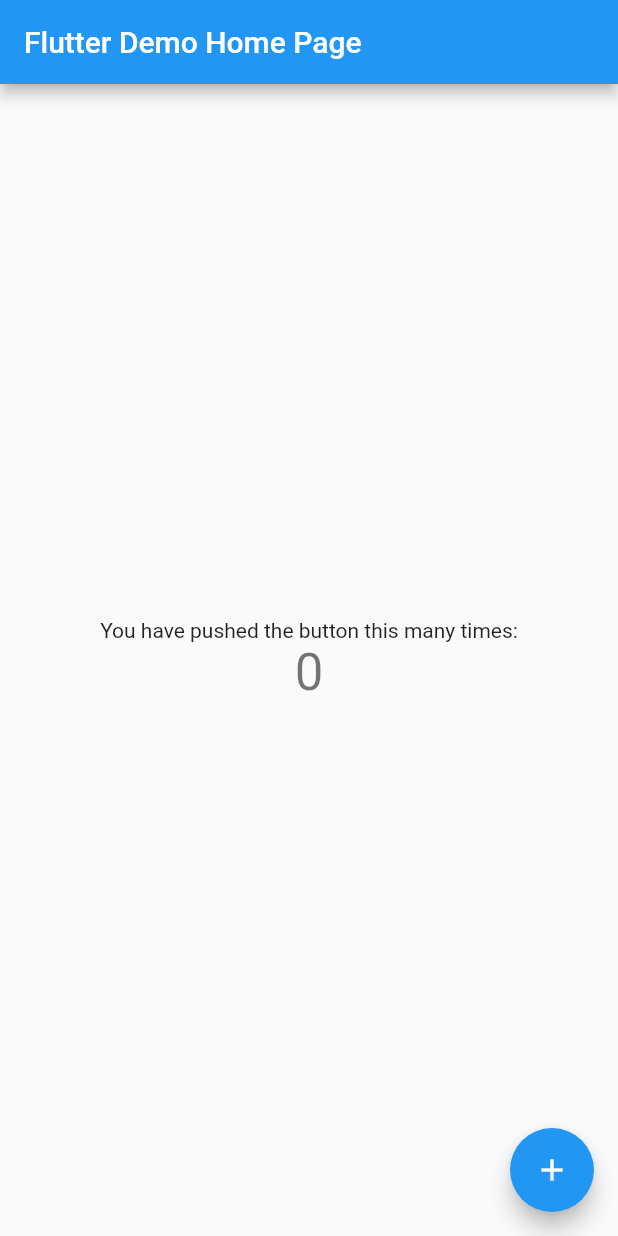
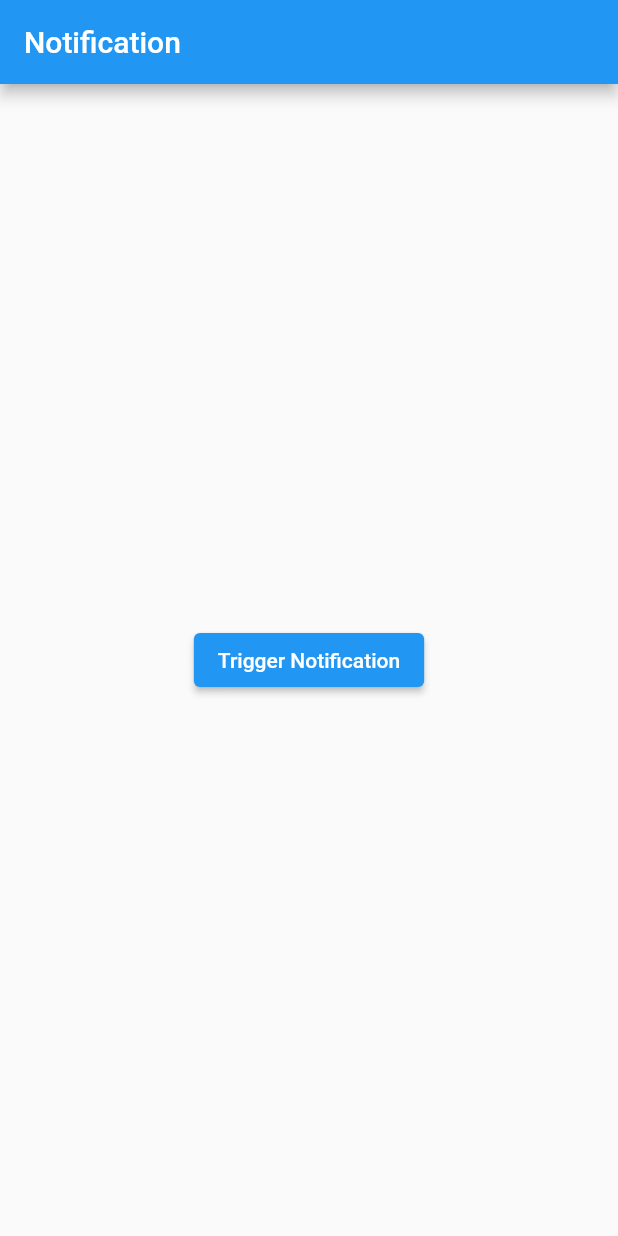
Before and after one commit to Tosin2289/flutter-notifications, a Flutter app: the screen it shows after launch, on a phone screen of 412 x 824 dp. Run offline on Flutter 3.47's test engine with Material 2 defaults, Android fonts, the phone set to English and light mode, and no system bars; our stand-ins replace awesome_notifications.

Commit message:
awesome notification

```diff
--- /dev/null
+++ b/lib/awesome_notifications/awesome_home_page.dart
@@ -0,0 +1,44 @@
+import 'package:awesome_notifications/awesome_notifications.dart';
+import 'package:flutter/material.dart';
+
+class AwesomeHomePage extends StatefulWidget {
+  const AwesomeHomePage({super.key});
+
+  @override
+  State<AwesomeHomePage> createState() => _AwesomeHomePageState();
+}
+
+class _AwesomeHomePageState extends State<AwesomeHomePage> {
+  @override
+  void initState() {
+    AwesomeNotifications().isNotificationAllowed().then((isAllowed) {
+      if (!isAllowed) {
+        AwesomeNotifications().requestPermissionToSendNotifications();
+      }
+    });
+    super.initState();
+  }
+
+  triggerNotification() {
+    AwesomeNotifications().createNotification(
+        content: NotificationContent(
+            id: 1,
+            channelKey: 'Basic_channel',
+            title: 'Simple Notification',
+            body: 'Simple Button'));
+  }
+
+  @override
+  Widget build(BuildContext context) {
+    return Scaffold(
+      appBar: AppBar(
+        title: const Text("Notification"),
+      ),
+      body: Center(
+          child: ElevatedButton(
+        onPressed: triggerNotification,
+        child: const Text('Trigger Notification'),
+      )),
+    );
+  }
+}
--- a/lib/main.dart
+++ b/lib/main.dart
@@ -1,45 +1,38 @@
+import 'package:awesome_notifications/awesome_notifications.dart';
 import 'package:flutter/material.dart';
 
+import 'awesome_notifications/awesome_home_page.dart';
+
 void main() {
+  AwesomeNotifications().initialize(
+    null,
+    [
+      NotificationChannel(
+          channelKey: 'Basic_channel',
+          channelName: 'Basic notifications',
+          channelDescription: 'Notification channel for basic tests')
+    ],
+    debug: true,
+  );
   runApp(const MyApp());
 }
 
 class MyApp extends StatelessWidget {
   const MyApp({super.key});
 
-  // This widget is the root of your application.
   @override
   Widget build(BuildContext context) {
     return MaterialApp(
-      title: 'Flutter Demo',
-      theme: ThemeData(
-        // This is the theme of your application.
-        //
-        // Try running your application with "flutter run". You'll see the
-        // application has a blue toolbar. Then, without quitting the app, try
-        // changing the primarySwatch below to Colors.green and then invoke
-        // "hot reload" (press "r" in the console where you ran "flutter run",
-        // or simply save your changes to "hot reload" in a Flutter IDE).
-        // Notice that the counter didn't reset back to zero; the application
-        // is not restarted.
-        primarySwatch: Colors.blue,
-      ),
-      home: const MyHomePage(title: 'Flutter Demo Home Page'),
-    );
+        title: 'Flutter Demo',
+        theme: ThemeData(
+          primarySwatch: Colors.blue,
+        ),
+        home: const AwesomeHomePage());
   }
 }
 
 class MyHomePage extends StatefulWidget {
   const MyHomePage({super.key, required this.title});
-
-  // This widget is the home page of your application. It is stateful, meaning
-  // that it has a State object (defined below) that contains fields that affect
-  // how it looks.
-
-  // This class is the configuration for the state. It holds the values (in this
-  // case the title) provided by the parent (in this case the App widget) and
-  // used by the build method of the State. Fields in a Widget subclass are
-  // always marked "final".
 
   final String title;
 
@@ -52,47 +45,18 @@ class _MyHomePageState extends State<MyHomePage> {
 
   void _incrementCounter() {
     setState(() {
-      // This call to setState tells the Flutter framework that something has
-      // changed in this State, which causes it to rerun the build method below
-      // so that the display can reflect the updated values. If we changed
-      // _counter without calling setState(), then the build method would not be
-      // called again, and so nothing would appear to happen.
       _counter++;
     });
   }
 
   @override
   Widget build(BuildContext context) {
-    // This method is rerun every time setState is called, for instance as done
-    // by the _incrementCounter method above.
-    //
-    // The Flutter framework has been optimized to make rerunning build methods
-    // fast, so that you can just rebuild anything that needs updating rather
-    // than having to individually change instances of widgets.
     return Scaffold(
       appBar: AppBar(
-        // Here we take the value from the MyHomePage object that was created by
-        // the App.build method, and use it to set our appbar title.
         title: Text(widget.title),
       ),
       body: Center(
-        // Center is a layout widget. It takes a single child and positions it
-        // in the middle of the parent.
         child: Column(
-          // Column is also a layout widget. It takes a list of children and
-          // arranges them vertically. By default, it sizes itself to fit its
-          // children horizontally, and tries to be as tall as its parent.
-          //
-          // Invoke "debug painting" (press "p" in the console, choose the
-          // "Toggle Debug Paint" action from the Flutter Inspector in Android
-          // Studio, or the "Toggle Debug Paint" command in Visual Studio Code)
-          // to see the wireframe for each widget.
-          //
-          // Column has various properties to control how it sizes itself and
-          // how it positions its children. Here we use mainAxisAlignment to
-          // center the children vertically; the main axis here is the vertical
-          // axis because Columns are vertical (the cross axis would be
-          // horizontal).
           mainAxisAlignment: MainAxisAlignment.center,
           children: <Widget>[
             const Text(
@@ -109,7 +73,7 @@ class _MyHomePageState extends State<MyHomePage> {
         onPressed: _incrementCounter,
         tooltip: 'Increment',
         child: const Icon(Icons.add),
-      ), // This trailing comma makes auto-formatting nicer for build methods.
+      ),
     );
   }
 }
--- a/pubspec.yaml
+++ b/pubspec.yaml
@@ -35,6 +35,7 @@ dependencies:
   # The following adds the Cupertino Icons font to your application.
   # Use with the CupertinoIcons class for iOS style icons.
   cupertino_icons: ^1.0.2
+  awesome_notifications: ^0.8.2
 
 dev_dependencies:
   flutter_test:
```
Also changed, not shown: pubspec.lock, 6 other files.
